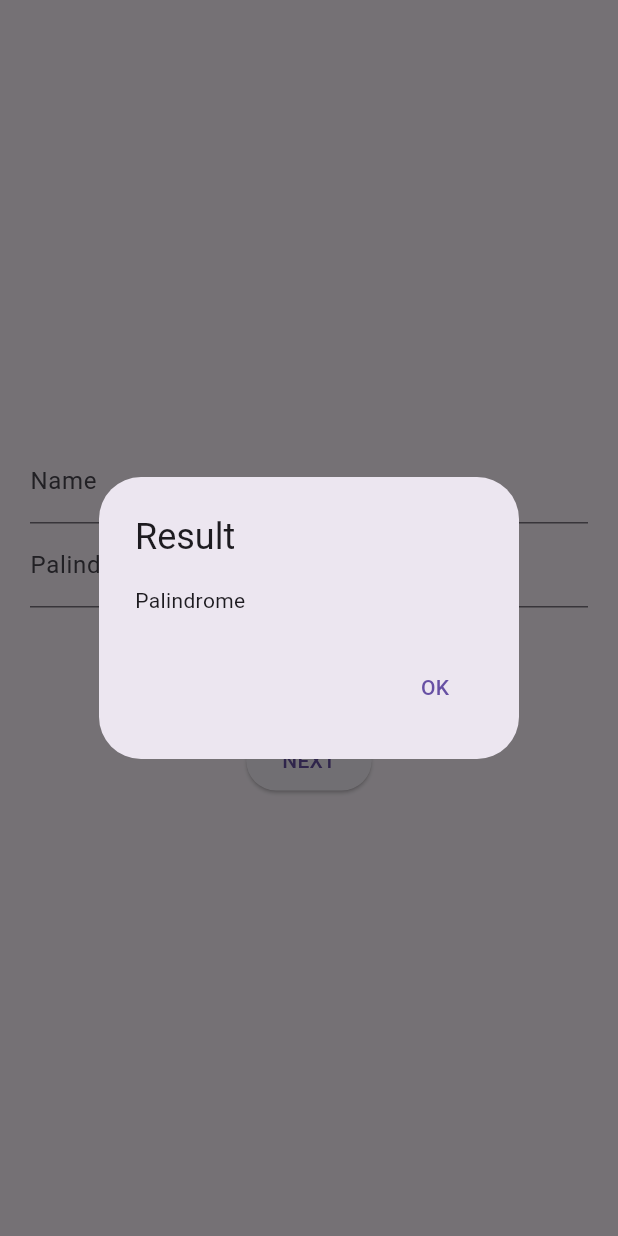
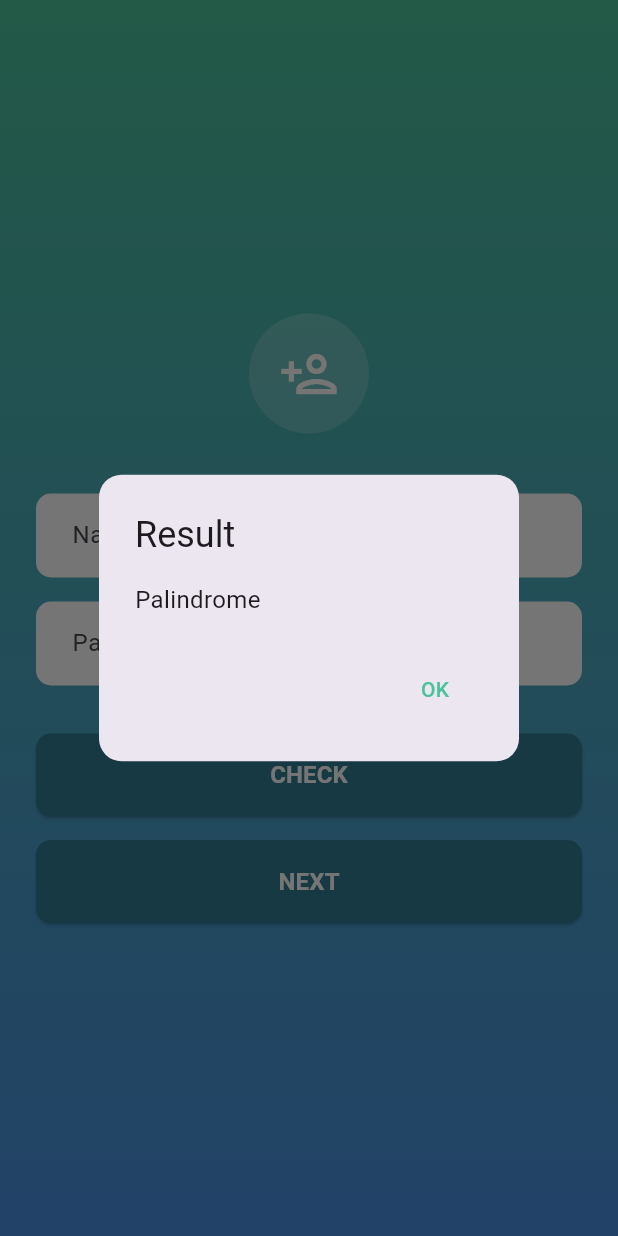
Before and after one commit to novelxv/palindrome-checker-app, a Flutter app: the screen it shows after launch, after a tap on "CHECK", on a phone screen of 412 x 824 dp. Run offline on Flutter 3.47's test engine with Material 3 defaults, Android fonts, the phone set to English and light mode, and no system bars.

Commit message:
style: styling first screen

```diff
--- a/lib/views/first_screen.dart
+++ b/lib/views/first_screen.dart
@@ -1,6 +1,7 @@
 import 'package:flutter/material.dart';
 import 'package:provider/provider.dart';
 import '../viewmodels/palindrome_viewmodel.dart';
+import '../styles/app_styles.dart';
 import 'second_screen.dart';
 
 class FirstScreen extends StatelessWidget {
@@ -12,21 +13,44 @@ class FirstScreen extends StatelessWidget {
   @override
   Widget build(BuildContext context) {
     return Scaffold(
-      body: Padding(
-        padding: const EdgeInsets.all(20.0),
+      body: Container(
+        decoration: BoxDecoration(
+          gradient: AppStyles.backgroundGradient,
+        ),
+        child: SafeArea(
+          child: Padding(
+            padding: const EdgeInsets.all(24.0),
             child: Column(
               mainAxisAlignment: MainAxisAlignment.center,
               children: [
+                Container(
+                  width: 80,
+                  height: 80,
+                  decoration: BoxDecoration(
+                    color: Colors.white.withAlpha((0.2 * 255).toInt()),
+                    shape: BoxShape.circle,
+                  ),
+                  child: Icon(
+                    Icons.person_add_outlined,
+                    color: Colors.white,
+                    size: 40,
+                  ),
+                ),
+                SizedBox(height: 40),
                 TextField(
                   controller: nameController,
-              decoration: InputDecoration(labelText: "Name"),
+                  decoration: AppStyles.textFieldDecoration("Name"),
+                  style: TextStyle(fontSize: 16),
                 ),
+                SizedBox(height: 16),
                 TextField(
                   controller: sentenceController,
-              decoration: InputDecoration(labelText: "Palindrome"),
+                  decoration: AppStyles.textFieldDecoration("Palindrome"),
+                  style: TextStyle(fontSize: 16),
                 ),
-            SizedBox(height: 20),
+                SizedBox(height: 32),
                 ElevatedButton(
+                  style: AppStyles.elevatedButtonStyle,
                   onPressed: () {
                     context.read<PalindromeViewModel>().checkPalindrome(
                       nameController.text,
@@ -36,31 +60,53 @@ class FirstScreen extends StatelessWidget {
                       context: context,
                       builder: (context) {
                         return AlertDialog(
+                          shape: RoundedRectangleBorder(
+                            borderRadius: BorderRadius.circular(15),
+                          ),
                           title: Text("Result"),
-                      content: Text(context.watch<PalindromeViewModel>().result),
+                          content: Text(
+                            context.watch<PalindromeViewModel>().result,
+                            style: TextStyle(fontSize: 16),
+                          ),
                           actions: [
                             TextButton(
                               onPressed: () => Navigator.pop(context),
-                          child: Text("OK"),
+                              child: Text(
+                                "OK",
+                                style: TextStyle(color: AppStyles.primaryColor),
+                              ),
                             ),
                           ],
                         );
                       },
                     );
                   },
-              child: Text("CHECK"),
+                  child: Text(
+                    "CHECK",
+                    style: TextStyle(fontSize: 16, fontWeight: FontWeight.w600),
                   ),
-            SizedBox(height: 10),
+                ),
+                SizedBox(height: 16),
                 ElevatedButton(
+                  style: AppStyles.elevatedButtonStyle,
                   onPressed: () {
                     Navigator.push(
                       context,
-                  MaterialPageRoute(builder: (context) => SecondScreen(name: nameController.text)),
+                      MaterialPageRoute(
+                        builder: (context) => SecondScreen(
+                          name: nameController.text,
+                        ),
+                      ),
                     );
                   },
-              child: Text("NEXT"),
+                  child: Text(
+                    "NEXT",
+                    style: TextStyle(fontSize: 16, fontWeight: FontWeight.w600),
+                  ),
                 ),
               ],
+            ),
+          ),
         ),
       ),
     );
```
Lines whose indentation alone changed are shown as unchanged.
